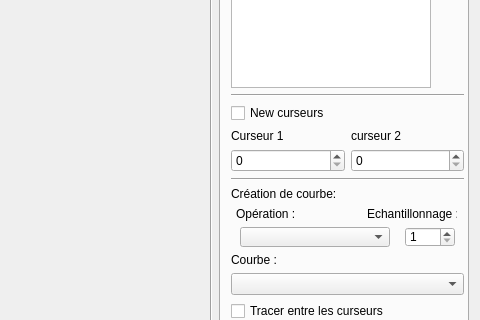
The window that FenEnfantGraph.ui (Lproduct/Data_Parser_3) describes before a commit, drawn with Qt 5; both pictures show x 420 to 900 and y 135 to 455 of the 900 by 550 pixel window.
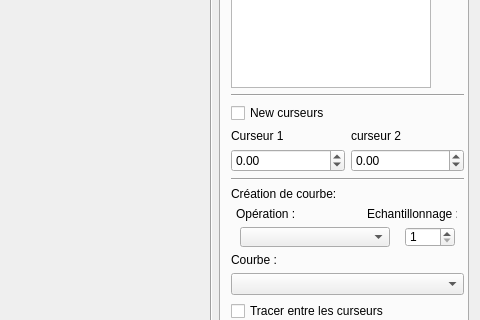
The same window after the commit. Icons and pictures are not drawn. Custom widgets are drawn as their Qt base class.

What changed in the file:
```diff
--- a/FenEnfantGraph.ui
+++ b/FenEnfantGraph.ui
@@ -408,10 +408,33 @@
         <item>
          <layout class="QHBoxLayout" name="horizontalLayout_12">
           <item>
-           <widget class="QSpinBox" name="spinBoxCurseur1"/>
+           <widget class="QDoubleSpinBox" name="spinBoxCurseur1">
+            <property name="locale">
+             <locale language="English" country="UnitedKingdom"/>
+            </property>
+            <property name="minimum">
+             <double>-1000000.000000000000000</double>
+            </property>
+            <property name="maximum">
+             <double>1000000.000000000000000</double>
+            </property>
+           </widget>
           </item>
           <item>
-           <widget class="QSpinBox" name="spinBoxCurseur2"/>
+           <widget class="QDoubleSpinBox" name="spinBoxCurseur2">
+            <property name="locale">
+             <locale language="English" country="UnitedKingdom"/>
+            </property>
+            <property name="buttonSymbols">
+             <enum>QAbstractSpinBox::UpDownArrows</enum>
+            </property>
+            <property name="minimum">
+             <double>-1000000.000000000000000</double>
+            </property>
+            <property name="maximum">
+             <double>1000000.000000000000000</double>
+            </property>
+           </widget>
           </item>
          </layout>
         </item>
```
